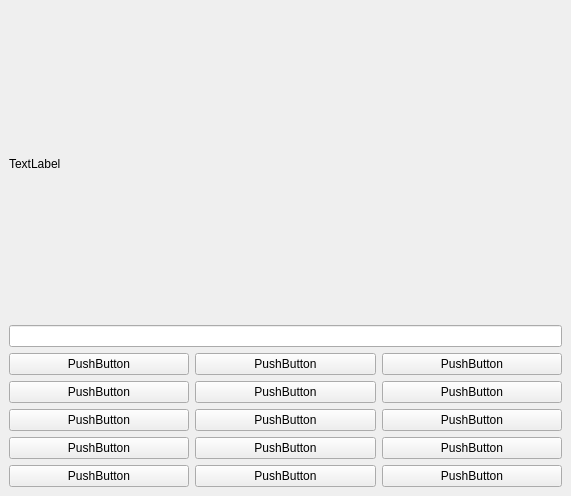
Above: calc.ui from KostenkoV-V/calculator_lite before the change. Below: the same form after it.
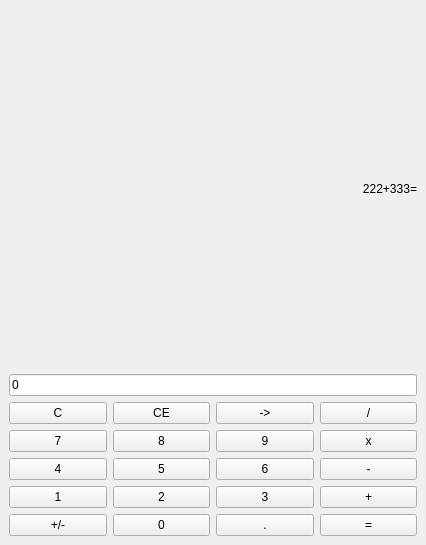
That is the form after the change.

The edit to the form file:
```diff
--- a/calc.ui
+++ b/calc.ui
@@ -6,8 +6,8 @@
    <rect>
     <x>0</x>
     <y>0</y>
-    <width>571</width>
-    <height>496</height>
+    <width>426</width>
+    <height>545</height>
    </rect>
   </property>
   <property name="windowTitle">
@@ -18,120 +18,213 @@
     <item>
      <widget class="QLabel" name="label">
       <property name="text">
-       <string>TextLabel</string>
+       <string>222+333=</string>
+      </property>
+      <property name="alignment">
+       <set>Qt::AlignRight|Qt::AlignTrailing|Qt::AlignVCenter</set>
       </property>
      </widget>
     </item>
     <item>
-     <widget class="QLineEdit" name="lineEdit"/>
+     <widget class="QLineEdit" name="lineEdit">
+      <property name="text">
+       <string>0</string>
+      </property>
+      <property name="maxLength">
+       <number>16</number>
+      </property>
+      <property name="alignment">
+       <set>Qt::AlignLeading|Qt::AlignLeft|Qt::AlignVCenter</set>
+      </property>
+      <property name="readOnly">
+       <bool>true</bool>
+      </property>
+     </widget>
     </item>
     <item>
      <layout class="QGridLayout" name="gridLayout">
-      <item row="1" column="0">
-       <widget class="QPushButton" name="pushButton_4">
-        <property name="enabled">
-         <bool>true</bool>
+      <item row="0" column="2">
+       <widget class="QPushButton" name="pushButton_11">
+        <property name="text">
+         <string>-&gt;</string>
         </property>
+       </widget>
+      </item>
+      <item row="4" column="1">
+       <widget class="QPushButton" name="btn_0">
         <property name="text">
-         <string>PushButton</string>
+         <string>0</string>
+        </property>
+        <property name="shortcut">
+         <string>0</string>
         </property>
        </widget>
       </item>
       <item row="3" column="0">
        <widget class="QPushButton" name="pushButton_2">
         <property name="text">
-         <string>PushButton</string>
+         <string>1</string>
+        </property>
+        <property name="shortcut">
+         <string>1</string>
         </property>
        </widget>
       </item>
-      <item row="4" column="0">
-       <widget class="QPushButton" name="pushButton_3">
+      <item row="2" column="1">
+       <widget class="QPushButton" name="btn_5">
         <property name="text">
-         <string>PushButton</string>
+         <string>5</string>
+        </property>
+        <property name="shortcut">
+         <string>5</string>
         </property>
        </widget>
       </item>
       <item row="1" column="1">
        <widget class="QPushButton" name="pushButton_6">
         <property name="text">
-         <string>PushButton</string>
+         <string>8</string>
+        </property>
+        <property name="shortcut">
+         <string>8</string>
         </property>
        </widget>
       </item>
       <item row="2" column="0">
        <widget class="QPushButton" name="pushButton_5">
         <property name="text">
-         <string>PushButton</string>
+         <string>4</string>
+        </property>
+        <property name="shortcut">
+         <string>4</string>
         </property>
        </widget>
       </item>
       <item row="0" column="0">
        <widget class="QPushButton" name="pushButton">
         <property name="text">
-         <string>PushButton</string>
-        </property>
-       </widget>
-      </item>
-      <item row="1" column="2">
-       <widget class="QPushButton" name="pushButton_7">
-        <property name="text">
-         <string>PushButton</string>
+         <string>C</string>
         </property>
        </widget>
       </item>
       <item row="0" column="1">
        <widget class="QPushButton" name="pushButton_8">
         <property name="text">
-         <string>PushButton</string>
+         <string>CE</string>
         </property>
        </widget>
       </item>
-      <item row="2" column="1">
-       <widget class="QPushButton" name="pushButton_9">
+      <item row="1" column="0">
+       <widget class="QPushButton" name="btn_7">
+        <property name="enabled">
+         <bool>true</bool>
+        </property>
         <property name="text">
-         <string>PushButton</string>
+         <string>7</string>
+        </property>
+        <property name="shortcut">
+         <string>7</string>
         </property>
        </widget>
       </item>
       <item row="3" column="1">
        <widget class="QPushButton" name="pushButton_10">
         <property name="text">
-         <string>PushButton</string>
+         <string>2</string>
         </property>
-       </widget>
-      </item>
-      <item row="0" column="2">
-       <widget class="QPushButton" name="pushButton_11">
-        <property name="text">
-         <string>PushButton</string>
-        </property>
-       </widget>
-      </item>
-      <item row="2" column="2">
-       <widget class="QPushButton" name="pushButton_12">
-        <property name="text">
-         <string>PushButton</string>
+        <property name="shortcut">
+         <string>2</string>
         </property>
        </widget>
       </item>
       <item row="3" column="2">
        <widget class="QPushButton" name="pushButton_13">
         <property name="text">
-         <string>PushButton</string>
+         <string>3</string>
         </property>
        </widget>
       </item>
-      <item row="4" column="1">
-       <widget class="QPushButton" name="pushButton_14">
+      <item row="4" column="0">
+       <widget class="QPushButton" name="pushButton_3">
         <property name="text">
-         <string>PushButton</string>
+         <string>+/-</string>
+        </property>
+       </widget>
+      </item>
+      <item row="2" column="2">
+       <widget class="QPushButton" name="btn_6">
+        <property name="text">
+         <string>6</string>
+        </property>
+        <property name="shortcut">
+         <string>6</string>
+        </property>
+       </widget>
+      </item>
+      <item row="1" column="2">
+       <widget class="QPushButton" name="btn_9">
+        <property name="text">
+         <string>9</string>
+        </property>
+        <property name="shortcut">
+         <string>9</string>
         </property>
        </widget>
       </item>
       <item row="4" column="2">
        <widget class="QPushButton" name="pushButton_15">
         <property name="text">
-         <string>PushButton</string>
+         <string>.</string>
+        </property>
+       </widget>
+      </item>
+      <item row="1" column="3">
+       <widget class="QPushButton" name="pushButton_16">
+        <property name="text">
+         <string>x</string>
+        </property>
+        <property name="shortcut">
+         <string>*</string>
+        </property>
+       </widget>
+      </item>
+      <item row="0" column="3">
+       <widget class="QPushButton" name="pushButton_17">
+        <property name="text">
+         <string>/</string>
+        </property>
+        <property name="shortcut">
+         <string>/</string>
+        </property>
+       </widget>
+      </item>
+      <item row="2" column="3">
+       <widget class="QPushButton" name="pushButton_18">
+        <property name="text">
+         <string>-</string>
+        </property>
+        <property name="shortcut">
+         <string>-</string>
+        </property>
+       </widget>
+      </item>
+      <item row="3" column="3">
+       <widget class="QPushButton" name="ptn_plus">
+        <property name="text">
+         <string>+</string>
+        </property>
+        <property name="shortcut">
+         <string>+</string>
+        </property>
+       </widget>
+      </item>
+      <item row="4" column="3">
+       <widget class="QPushButton" name="pushButton_20">
+        <property name="text">
+         <string>=</string>
+        </property>
+        <property name="shortcut">
+         <string>Return</string>
         </property>
        </widget>
       </item>
```
Left out of the diff: 15 changed lines with no effect on the pictures.
